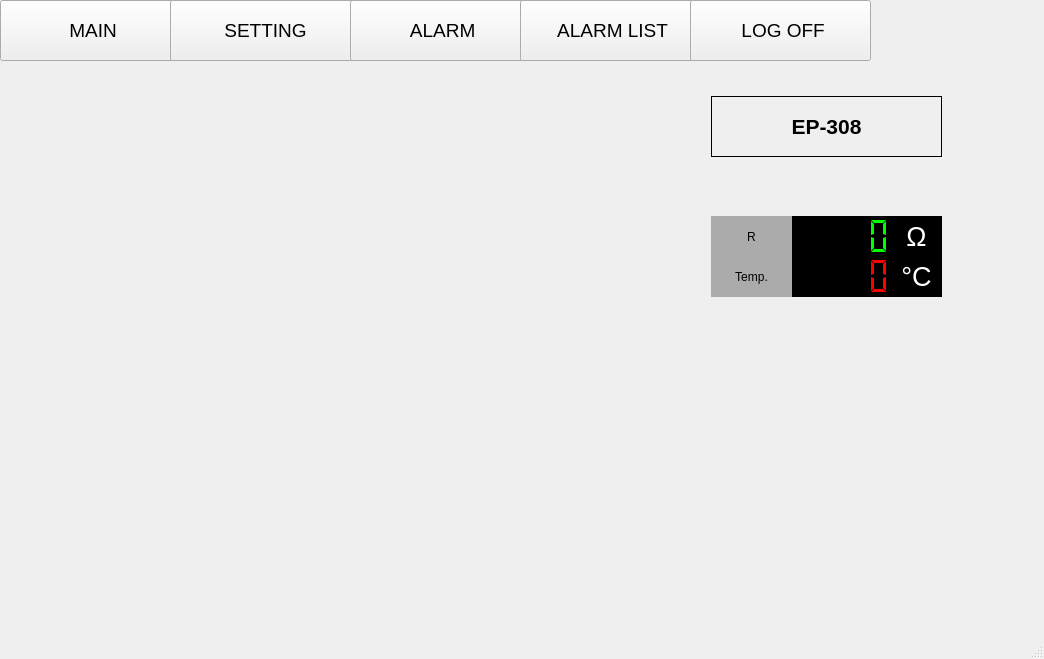
The window that RMS.ui (quilp007/RMS) describes before a commit, drawn with Qt 5.
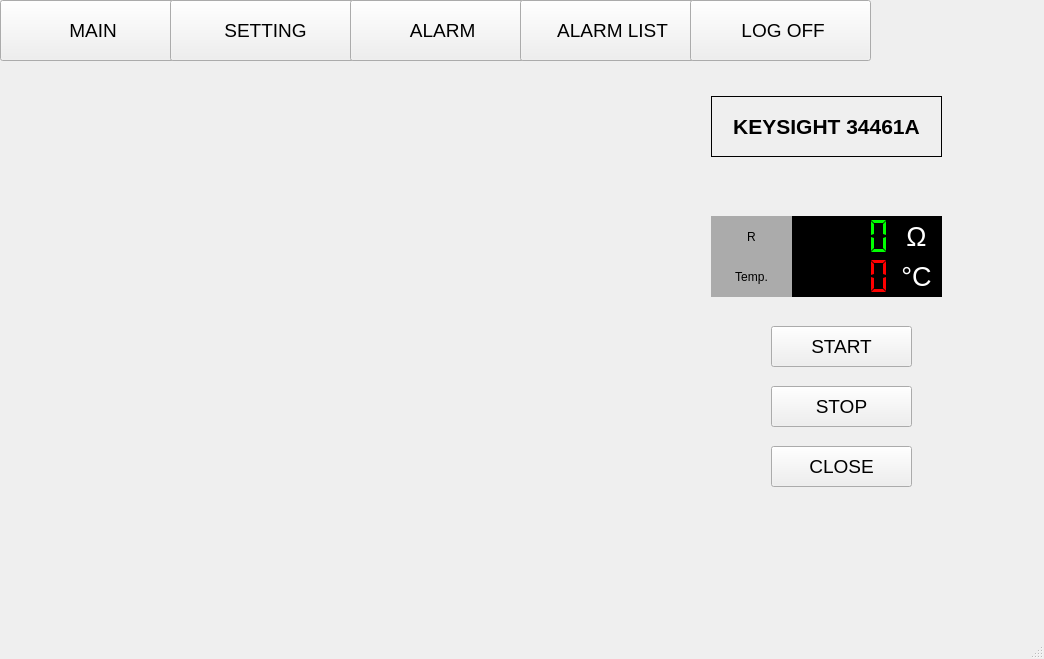
The same window after the commit. Icons and pictures are not drawn. Custom widgets are drawn as their Qt base class.

```diff
--- a/RMS.ui
+++ b/RMS.ui
@@ -320,7 +320,7 @@
        <enum>QFrame::Box</enum>
       </property>
       <property name="text">
-       <string>EP-308</string>
+       <string>KEYSIGHT 34461A</string>
       </property>
       <property name="alignment">
        <set>Qt::AlignCenter</set>
@@ -339,6 +339,45 @@
        </rect>
       </property>
      </widget>
+     <widget class="QPushButton" name="btn_start">
+      <property name="geometry">
+       <rect>
+        <x>770</x>
+        <y>270</y>
+        <width>141</width>
+        <height>41</height>
+       </rect>
+      </property>
+      <property name="text">
+       <string>START</string>
+      </property>
+     </widget>
+     <widget class="QPushButton" name="btn_stop">
+      <property name="geometry">
+       <rect>
+        <x>770</x>
+        <y>330</y>
+        <width>141</width>
+        <height>41</height>
+       </rect>
+      </property>
+      <property name="text">
+       <string>STOP</string>
+      </property>
+     </widget>
+     <widget class="QPushButton" name="btn_close">
+      <property name="geometry">
+       <rect>
+        <x>770</x>
+        <y>390</y>
+        <width>141</width>
+        <height>41</height>
+       </rect>
+      </property>
+      <property name="text">
+       <string>CLOSE</string>
+      </property>
+     </widget>
     </widget>
     <widget class="QWidget" name="sw_PARAMETER">
      <widget class="QWidget" name="widget_2" native="true">
```
